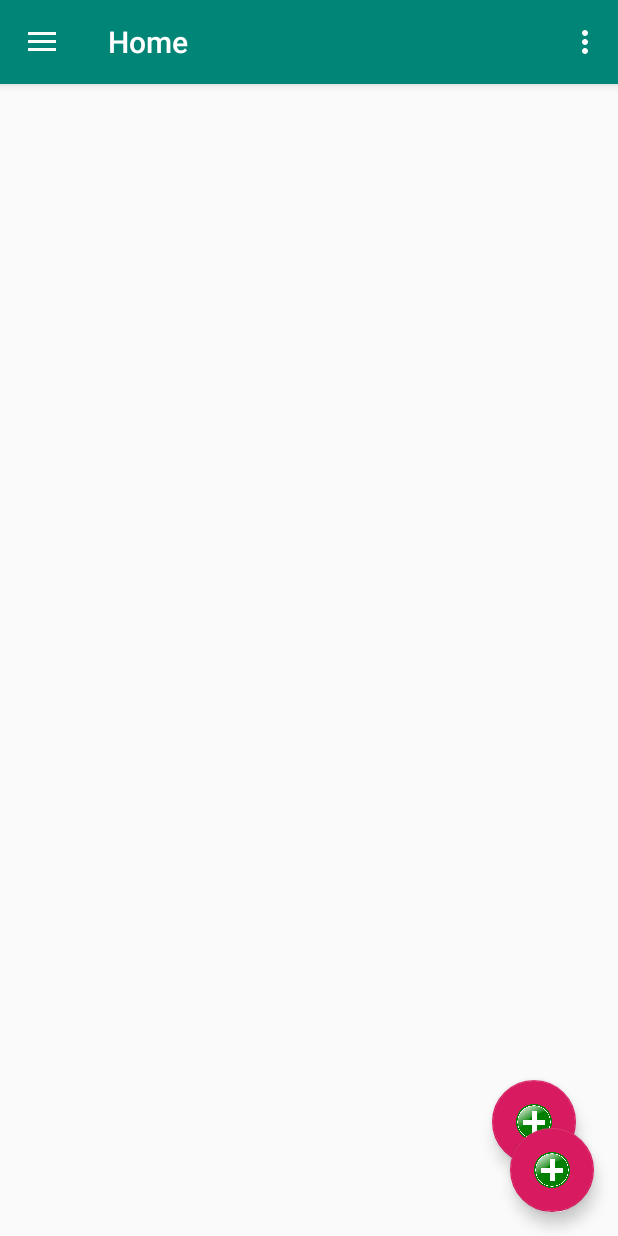
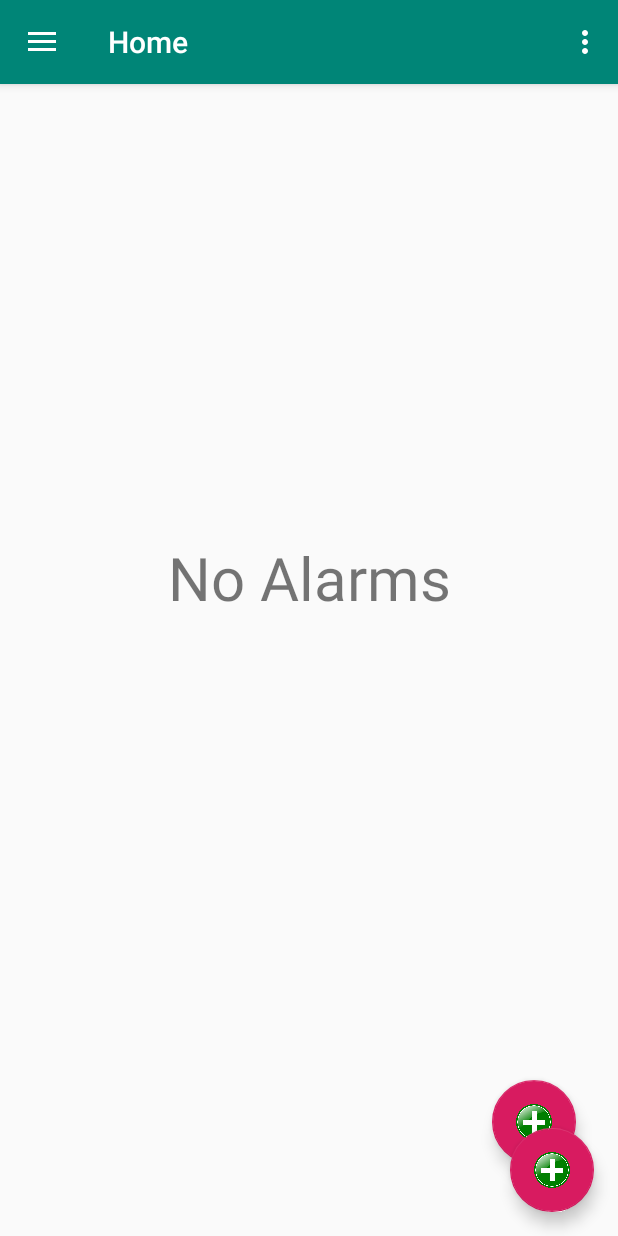
Before and after one commit to the-geek-bros/WeatherWake, an Android app: the screen it shows after launch (MainActivity), on a phone screen of 412 x 824 dp. Run offline under Robolectric (Android 15) with nearby library versions, the phone set to English and light mode, and no system bars; our stand-ins replace navigation-ui; network calls fail.

Commit message:
Many UI Updates
Alarms delete after they ring.
Added "No Alarms" to main screen when there are no alarms that are active

```diff
--- a/app/src/main/java/com/example/weatherwake/APIs/WeatherAPI.kt
+++ b/app/src/main/java/com/example/weatherwake/APIs/WeatherAPI.kt
@@ -51,7 +51,7 @@ public class WeatherAPI : AsyncTask<Void, Void, String>() {
         return Double.MIN_VALUE
     }
 
-    //get main descriptions (main or description) Ex: Main: Cloudy, Description: Partially Cloudy
+    //get main descriptions (main or description) Ex: Main: Cloudy, Description: Partially Cloudy. Description: overcast clouds
     public fun getWeather(info: String): String {
         when (info) {
             "main" -> return current_main
@@ -60,7 +60,7 @@ public class WeatherAPI : AsyncTask<Void, Void, String>() {
         return ""
     }
 
-    //get wind (s for meters per second, m for metric kmh, i for imperial mph
+    //get wind (s for meters per second, m for metric kmh, i for imperial mph)
     public fun getWindSpeed(temp_system: Char): Double {
         when (temp_system) {
             's' -> return round(current_wind, 3)  //meters per sec
@@ -91,6 +91,7 @@ public class WeatherAPI : AsyncTask<Void, Void, String>() {
     //used to execute weather based on user location
     public fun executeWeather(lat: Double, lon: Double): Unit {
         locationExecuted = false
+
 
         loc.set(0, lat)
         loc.set(1, lon)
--- a/app/src/main/java/com/example/weatherwake/Activities/AlarmMaker.kt
+++ b/app/src/main/java/com/example/weatherwake/Activities/AlarmMaker.kt
@@ -66,7 +66,7 @@ class AlarmMaker : AppCompatActivity(), AdapterView.OnItemSelectedListener {
         //listener for the cancel button
         cancel_button.setOnClickListener { view ->
             val back_to_main_intent: Intent = Intent(applicationContext, MainActivity::class.java)
-            back_to_main_intent.addFlags(Intent.FLAG_ACTIVITY_REORDER_TO_FRONT);
+            back_to_main_intent.addFlags(Intent.FLAG_ACTIVITY_REORDER_TO_FRONT)
             startActivity(back_to_main_intent)
         }
         //listener for the save button... creates the Alarm object. Makes sure alarm is in the future
--- a/app/src/main/java/com/example/weatherwake/Activities/RingingAlarm.kt
+++ b/app/src/main/java/com/example/weatherwake/Activities/RingingAlarm.kt
@@ -44,7 +44,7 @@ class RingingAlarm : AppCompatActivity() {
                 "Rain" to R.raw.rain_song,
                 "Snow" to R.raw.snow_song,
                 "Clear" to R.raw.clear_sky_song,
-                "Clounds" to R.raw.cloudy_song
+                "Clouds" to R.raw.cloudy_song
             )
 
 
@@ -93,10 +93,12 @@ class RingingAlarm : AppCompatActivity() {
             ringtones.getOrDefault(weatherInformation.getWeather("main"), R.raw.default_song)
         )
         mp.start()
+        mp.isLooping = true
 
         btnStopAlarm.setOnClickListener {
             mp.release()
             val backToMainActivity = Intent(this, MainActivity::class.java)
+            backToMainActivity.putExtra("alarmToDelete",ringingAlarm)
             backToMainActivity.addFlags(Intent.FLAG_ACTIVITY_REORDER_TO_FRONT)
             startActivity(backToMainActivity)
         }
@@ -107,7 +109,6 @@ class RingingAlarm : AppCompatActivity() {
 
 //    val broadcastReceiver = object : BroadcastReceiver(){
 //        override fun onReceive(context: Context?, intent: Intent?) {
-//            println("I made it to here!!!")
 //            setContentView(R.layout.activity_ringing_alarm)
 //            ringAlarm()
 //        }
--- a/app/src/main/java/com/example/weatherwake/Classes/Alarms_Adapter.kt
+++ b/app/src/main/java/com/example/weatherwake/Classes/Alarms_Adapter.kt
@@ -9,10 +9,12 @@ import androidx.recyclerview.widget.RecyclerView
 import com.example.weatherwake.Activities.CreateAlarm.alarmCalendarView
 import com.example.weatherwake.R
 import kotlinx.android.synthetic.main.alarm_row.view.*
+import java.util.*
+import kotlin.collections.ArrayList
 
-class Alarms_Adapter(alarms_list: ArrayList<Alarm>) : RecyclerView.Adapter<Alarm_ViewHolder>() {
+class Alarms_Adapter(alarms_list: LinkedList<Alarm>) : RecyclerView.Adapter<Alarm_ViewHolder>() {
 
-    private val alarms_list: ArrayList<Alarm>
+    private val alarms_list: LinkedList<Alarm>
 
     init {
         this.alarms_list = alarms_list
--- a/app/src/main/res/layout/activity_main.xml
+++ b/app/src/main/res/layout/activity_main.xml
@@ -22,4 +22,6 @@
         app:headerLayout="@layout/nav_header_main"
         app:menu="@menu/activity_main_drawer" />
 
+
+
 </androidx.drawerlayout.widget.DrawerLayout>
--- a/app/src/main/res/layout/app_bar_main.xml
+++ b/app/src/main/res/layout/app_bar_main.xml
@@ -26,6 +26,7 @@
         android:id="@+id/include"
         layout="@layout/content_main" />
 
+
     <androidx.recyclerview.widget.RecyclerView
         android:id="@+id/alarms_recyclerView"
         android:layout_width="396dp"
@@ -49,4 +50,15 @@
         app:layout_constraintStart_toStartOf="parent"
         app:srcCompat="@drawable/new_alarm" />
 
+    <TextView
+        android:id="@+id/textViewNoAlarms"
+        android:layout_width="393dp"
+        android:layout_height="107dp"
+        android:layout_gravity="center|center_horizontal"
+        android:text="No Alarms"
+        android:textAlignment="center"
+        android:textSize="40sp"
+ />
+
+
 </androidx.coordinatorlayout.widget.CoordinatorLayout>
```
Also changed, not shown: app/src/main/java/com/example/weatherwake/Activities/MainActivity.kt (+41 -3 lines), app/src/main/java/com/example/weatherwake/Classes/Alarm.kt (+25 -0 lines).
